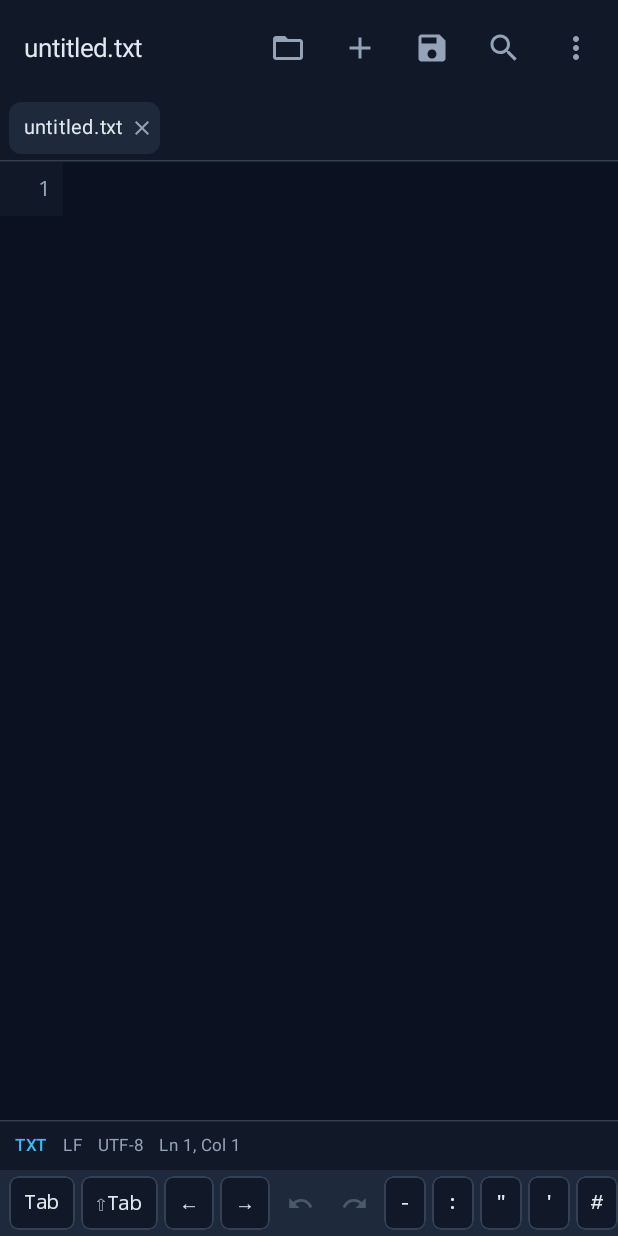
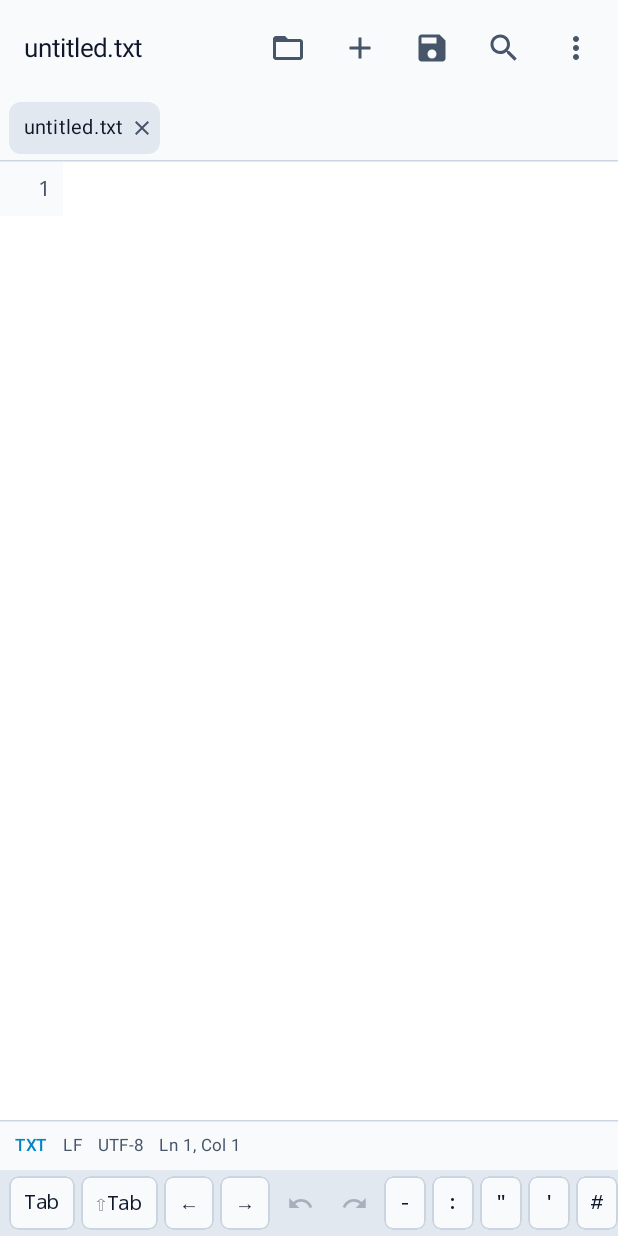
Before and after one commit to o0x1024/qedit, an Android app built with Jetpack Compose: the screen it shows after launch (MainActivity), after a tap on "Close tab", on a phone screen of 412 x 824 dp. Run offline under Robolectric (Android 15) with nearby library versions, the phone set to English and light mode, and no system bars; libraries missing offline, so code that uses them is left out: org.yaml.snakeyaml; 1 statement that could not run was skipped.

Commit message:
feat: follow system light/dark theme across UI and syntax highlighting

```diff
--- a/app/src/main/java/com/qedit/app/editor/SyntaxEngine.kt
+++ b/app/src/main/java/com/qedit/app/editor/SyntaxEngine.kt
@@ -17,29 +17,57 @@ import org.json.JSONObject
 import org.yaml.snakeyaml.Yaml
 import org.yaml.snakeyaml.error.MarkedYAMLException
 
+data class SyntaxColorScheme(
+    val comment: Color,
+    val key: Color,
+    val stringLiteral: Color,
+    val numberLiteral: Color,
+    val keyword: Color,
+    val punctuation: Color,
+    val heading: Color,
+    val searchHighlightBg: Color,
+    val activeSearchBg: Color
+)
+
 object SyntaxPalette {
-    val Comment = Color(0xFF64748B)
-    val Key = Color(0xFF38BDF8)
-    val StringLiteral = Color(0xFF4ADE80)
-    val NumberLiteral = Color(0xFFFBBF24)
-    val Keyword = Color(0xFFC084FC)
-    val Punctuation = Color(0xFF94A3B8)
-    val Heading = Color(0xFF38BDF8)
-    val SearchHighlightBg = Color(0x66F59E0B)
-    val ActiveSearchBg = Color(0xCCF59E0B)
+    val Dark = SyntaxColorScheme(
+        comment = Color(0xFF64748B),
+        key = Color(0xFF38BDF8),
+        stringLiteral = Color(0xFF4ADE80),
+        numberLiteral = Color(0xFFFBBF24),
+        keyword = Color(0xFFC084FC),
+        punctuation = Color(0xFF94A3B8),
+        heading = Color(0xFF38BDF8),
+        searchHighlightBg = Color(0x66F59E0B),
+        activeSearchBg = Color(0xCCF59E0B)
+    )
+
+    val Light = SyntaxColorScheme(
+        comment = Color(0xFF64748B),
+        key = Color(0xFF0369A1),
+        stringLiteral = Color(0xFF15803D),
+        numberLiteral = Color(0xFFB45309),
+        keyword = Color(0xFF7E22CE),
+        punctuation = Color(0xFF475569),
+        heading = Color(0xFF0369A1),
+        searchHighlightBg = Color(0x4DF59E0B),
+        activeSearchBg = Color(0x99F59E0B)
+    )
 }
 
 class EditorVisualTransformation(
     private val fileType: FileType,
     private val searchMatches: List<SearchMatch>,
-    private val activeMatchIndex: Int
+    private val activeMatchIndex: Int,
+    private val isDarkTheme: Boolean = true
 ) : VisualTransformation {
     override fun filter(text: AnnotatedString): TransformedText {
         val highlighted = SyntaxEngine.highlight(
             raw = text.text,
             fileType = fileType,
             searchMatches = searchMatches,
-            activeMatchIndex = activeMatchIndex
+            activeMatchIndex = activeMatchIndex,
+            colors = if (isDarkTheme) SyntaxPalette.Dark else SyntaxPalette.Light
         )
         return TransformedText(highlighted, OffsetMapping.Identity)
     }
@@ -63,17 +91,18 @@ object SyntaxEngine {
         raw: String,
         fileType: FileType,
         searchMatches: List<SearchMatch> = emptyList(),
-        activeMatchIndex: Int = -1
+        activeMatchIndex: Int = -1,
+        colors: SyntaxColorScheme = SyntaxPalette.Dark
     ): AnnotatedString {
         return buildAnnotatedString {
             append(raw)
             // Keep highlighting fast on large files by capping full-token styling above 200k chars.
             if (raw.length <= 200_000) {
                 when (fileType) {
-                    FileType.YAML -> highlightYaml(raw, this)
-                    FileType.JSON -> highlightJson(raw, this)
-                    FileType.MARKDOWN -> highlightMarkdown(raw, this)
-                    FileType.CONFIG -> highlightConfig(raw, this)
+                    FileType.YAML -> highlightYaml(raw, this, colors)
+                    FileType.JSON -> highlightJson(raw, this, colors)
+                    FileType.MARKDOWN -> highlightMarkdown(raw, this, colors)
+                    FileType.CONFIG -> highlightConfig(raw, this, colors)
                     FileType.PLAIN -> Unit
                 }
             }
@@ -82,9 +111,9 @@ object SyntaxEngine {
                     addStyle(
                         SpanStyle(
                             background = if (idx == activeMatchIndex) {
-                                SyntaxPalette.ActiveSearchBg
+                                colors.activeSearchBg
                             } else {
-                                SyntaxPalette.SearchHighlightBg
+                                colors.searchHighlightBg
                             }
                         ),
                         match.start,
@@ -95,19 +124,19 @@ object SyntaxEngine {
         }
     }
 
-    private fun highlightYaml(raw: String, builder: AnnotatedString.Builder) {
+    private fun highlightYaml(raw: String, builder: AnnotatedString.Builder, colors: SyntaxColorScheme) {
         var lineStart = 0
         while (lineStart <= raw.length) {
             val lineEnd = raw.indexOf('\n', lineStart).let { if (it == -1) raw.length else it }
             val line = raw.substring(lineStart, lineEnd)
 
             if (line == "---" || line == "...") {
-                builder.addStyle(SpanStyle(color = SyntaxPalette.Keyword, fontWeight = FontWeight.Bold), lineStart, lineEnd)
+                builder.addStyle(SpanStyle(color = colors.keyword, fontWeight = FontWeight.Bold), lineStart, lineEnd)
             } else {
                 yamlListDashRegex.find(line)?.let { match ->
                     val dashStart = lineStart + match.groups[2]!!.range.first
                     val dashEnd = lineStart + match.groups[2]!!.range.last + 1
-                    builder.addStyle(SpanStyle(color = SyntaxPalette.Punctuation, fontWeight = FontWeight.Bold), dashStart, dashEnd)
+                    builder.addStyle(SpanStyle(color = colors.punctuation, fontWeight = FontWeight.Bold), dashStart, dashEnd)
                 }
 
                 val commentMatch = yamlCommentRegex.find(line)
@@ -117,13 +146,13 @@ object SyntaxEngine {
                 yamlKeyRegex.find(codePart)?.let { match ->
                     val keyGroup = match.groups[2]!!
                     builder.addStyle(
-                        SpanStyle(color = SyntaxPalette.Key, fontWeight = FontWeight.Medium),
+                        SpanStyle(color = colors.key, fontWeight = FontWeight.Medium),
                         lineStart + keyGroup.range.first,
                         lineStart + keyGroup.range.last + 1
                     )
                     val colonGroup = match.groups[3]!!
                     builder.addStyle(
-                        SpanStyle(color = SyntaxPalette.Punctuation),
+                        SpanStyle(color = colors.punctuation),
                         lineStart + colonGroup.range.first,
                         lineStart + colonGroup.range.last + 1
                     )
@@ -131,7 +160,7 @@ object SyntaxEngine {
 
                 stringRegex.findAll(codePart).forEach { m ->
                     builder.addStyle(
-                        SpanStyle(color = SyntaxPalette.StringLiteral),
+                        SpanStyle(color = colors.stringLiteral),
                         lineStart + m.range.first,
                         lineStart + m.range.last + 1
                     )
@@ -139,7 +168,7 @@ object SyntaxEngine {
 
                 yamlKeywordRegex.findAll(codePart).forEach { m ->
                     builder.addStyle(
-                        SpanStyle(color = SyntaxPalette.Keyword),
+                        SpanStyle(color = colors.keyword),
                         lineStart + m.range.first,
                         lineStart + m.range.last + 1
                     )
@@ -147,7 +176,7 @@ object SyntaxEngine {
 
                 numberRegex.findAll(codePart).forEach { m ->
                     builder.addStyle(
-                        SpanStyle(color = SyntaxPalette.NumberLiteral),
+                        SpanStyle(color = colors.numberLiteral),
                         lineStart + m.range.first,
                         lineStart + m.range.last + 1
                     )
@@ -155,7 +184,7 @@ object SyntaxEngine {
 
                 commentMatch?.let { m ->
                     val cStart = lineStart + m.range.first
-                    builder.addStyle(SpanStyle(color = SyntaxPalette.Comment), cStart, lineEnd)
+                    builder.addStyle(SpanStyle(color = colors.comment), cStart, lineEnd)
                 }
             }
 
@@ -164,33 +193,33 @@ object SyntaxEngine {
         }
     }
 
-    private fun highlightJson(raw: String, builder: AnnotatedString.Builder) {
+    private fun highlightJson(raw: String, builder: AnnotatedString.Builder, colors: SyntaxColorScheme) {
         stringRegex.findAll(raw).forEach { m ->
-            builder.addStyle(SpanStyle(color = SyntaxPalette.StringLiteral), m.range.first, m.range.last + 1)
+            builder.addStyle(SpanStyle(color = colors.stringLiteral), m.range.first, m.range.last + 1)
         }
         jsonKeyRegex.findAll(raw).forEach { m ->
             builder.addStyle(
-                SpanStyle(color = SyntaxPalette.Key, fontWeight = FontWeight.Medium),
+                SpanStyle(color = colors.key, fontWeight = FontWeight.Medium),
                 m.range.first,
                 m.range.last + 1
             )
         }
         jsonKeywordRegex.findAll(raw).forEach { m ->
-            builder.addStyle(SpanStyle(color = SyntaxPalette.Keyword), m.range.first, m.range.last + 1)
+            builder.addStyle(SpanStyle(color = colors.keyword), m.range.first, m.range.last + 1)
         }
         numberRegex.findAll(raw).forEach { m ->
-            builder.addStyle(SpanStyle(color = SyntaxPalette.NumberLiteral), m.range.first, m.range.last + 1)
+            builder.addStyle(SpanStyle(color = colors.numberLiteral), m.range.first, m.range.last + 1)
         }
     }
 
-    private fun highlightMarkdown(raw: String, builder: AnnotatedString.Builder) {
+    private fun highlightMarkdown(raw: String, builder: AnnotatedString.Builder, colors: SyntaxColorScheme) {
         var lineStart = 0
         while (lineStart <= raw.length) {
             val lineEnd = raw.indexOf('\n', lineStart).let { if (it == -1) raw.length else it }
             val line = raw.substring(lineStart, lineEnd)
             if (mdHeadingRegex.matches(line)) {
                 builder.addStyle(
-                    SpanStyle(color = SyntaxPalette.Heading, fontWeight = FontWeight.Bold),
+                    SpanStyle(color = colors.heading, fontWeight = FontWeight.Bold),
                     lineStart,
                     lineEnd
                 )
@@ -200,17 +229,17 @@ object SyntaxEngine {
         }
     }
 
-    private fun highlightConfig(raw: String, builder: AnnotatedString.Builder) {
+    private fun highlightConfig(raw: String, builder: AnnotatedString.Builder, colors: SyntaxColorScheme) {
         var lineStart = 0
         while (lineStart <= raw.length) {
             val lineEnd = raw.indexOf('\n', lineStart).let { if (it == -1) raw.length else it }
             val line = raw.substring(lineStart, lineEnd)
             val trimmed = line.trimStart()
             if (trimmed.startsWith("#") || trimmed.startsWith(";")) {
-                builder.addStyle(SpanStyle(color = SyntaxPalette.Comment), lineStart, lineEnd)
+                builder.addStyle(SpanStyle(color = colors.comment), lineStart, lineEnd)
             } else if (iniSectionRegex.matches(line)) {
                 builder.addStyle(
-                    SpanStyle(color = SyntaxPalette.Keyword, fontWeight = FontWeight.Bold),
+                    SpanStyle(color = colors.keyword, fontWeight = FontWeight.Bold),
                     lineStart,
                     lineEnd
                 )
@@ -218,14 +247,14 @@ object SyntaxEngine {
                 iniKeyRegex.find(line)?.let { match ->
                     val k = match.groups[2]!!
                     builder.addStyle(
-                        SpanStyle(color = SyntaxPalette.Key),
+                        SpanStyle(color = colors.key),
                         lineStart + k.range.first,
                         lineStart + k.range.last + 1
                     )
                 }
                 stringRegex.findAll(line).forEach { m ->
                     builder.addStyle(
-                        SpanStyle(color = SyntaxPalette.StringLiteral),
+                        SpanStyle(color = colors.stringLiteral),
                         lineStart + m.range.first,
                         lineStart + m.range.last + 1
                     )
--- a/app/src/main/java/com/qedit/app/ui/EditorScreen.kt
+++ b/app/src/main/java/com/qedit/app/ui/EditorScreen.kt
@@ -3,6 +3,7 @@ package com.qedit.app.ui
 import android.net.Uri
 import androidx.compose.foundation.background
 import androidx.compose.foundation.horizontalScroll
+import androidx.compose.foundation.isSystemInDarkTheme
 import androidx.compose.foundation.layout.Box
 import androidx.compose.foundation.layout.Column
 import androidx.compose.foundation.layout.Row
@@ -201,15 +202,18 @@ fun EditorScreen(
             if (activeTab != null) {
                 val verticalScroll = rememberScrollState()
                 val horizontalScroll = rememberScrollState()
+                val isDark = isSystemInDarkTheme()
                 val visualTransformation = remember(
                     activeTab.fileType,
                     uiState.searchMatches,
-                    uiState.activeMatchIndex
+                    uiState.activeMatchIndex,
+                    isDark
                 ) {
                     EditorVisualTransformation(
                         fileType = activeTab.fileType,
                         searchMatches = uiState.searchMatches,
-                        activeMatchIndex = uiState.activeMatchIndex
+                        activeMatchIndex = uiState.activeMatchIndex,
+                        isDarkTheme = isDark
                     )
                 }
 
--- a/app/src/main/java/com/qedit/app/ui/components/EditorComponents.kt
+++ b/app/src/main/java/com/qedit/app/ui/components/EditorComponents.kt
@@ -5,6 +5,7 @@ import androidx.compose.foundation.background
 import androidx.compose.foundation.border
 import androidx.compose.foundation.clickable
 import androidx.compose.foundation.horizontalScroll
+import androidx.compose.foundation.isSystemInDarkTheme
 import androidx.compose.foundation.layout.Arrangement
 import androidx.compose.foundation.layout.Box
 import androidx.compose.foundation.layout.Column
@@ -281,6 +282,7 @@ fun StatusBar(
         }
 
         if (diagnostic != null) {
+            val validColor = if (isSystemInDarkTheme()) Color(0xFF4ADE80) else Color(0xFF15803D)
             Row(
                 modifier = Modifier
                     .clip(RoundedCornerShape(4.dp))
@@ -292,7 +294,7 @@ fun StatusBar(
                 Icon(
                     imageVector = if (diagnostic.isError) Icons.Default.Error else Icons.Default.CheckCircle,
                     contentDescription = null,
-                    tint = if (diagnostic.isError) MaterialTheme.colorScheme.error else Color(0xFF4ADE80),
+                    tint = if (diagnostic.isError) MaterialTheme.colorScheme.error else validColor,
                     modifier = Modifier.size(13.dp)
                 )
                 Text(
@@ -302,7 +304,7 @@ fun StatusBar(
                         diagnostic.message
                     },
                     fontSize = 11.sp,
-                    color = if (diagnostic.isError) MaterialTheme.colorScheme.error else Color(0xFF4ADE80),
+                    color = if (diagnostic.isError) MaterialTheme.colorScheme.error else validColor,
                     maxLines = 1,
                     overflow = TextOverflow.Ellipsis
                 )
--- a/app/src/main/java/com/qedit/app/ui/theme/QEditTheme.kt
+++ b/app/src/main/java/com/qedit/app/ui/theme/QEditTheme.kt
@@ -1,7 +1,9 @@
 package com.qedit.app.ui.theme
 
+import androidx.compose.foundation.isSystemInDarkTheme
 import androidx.compose.material3.MaterialTheme
 import androidx.compose.material3.darkColorScheme
+import androidx.compose.material3.lightColorScheme
 import androidx.compose.runtime.Composable
 import androidx.compose.ui.graphics.Color
 
@@ -19,10 +21,27 @@ private val QEditDarkColorScheme = darkColorScheme(
     error = Color(0xFFF87171)
 )
 
+private val QEditLightColorScheme = lightColorScheme(
+    primary = Color(0xFF0284C7),
+    onPrimary = Color(0xFFFFFFFF),
+    secondary = Color(0xFF4F46E5),
+    background = Color(0xFFFFFFFF),
+    onBackground = Color(0xFF0F172A),
+    surface = Color(0xFFF8FAFC),
+    onSurface = Color(0xFF0F172A),
+    surfaceVariant = Color(0xFFE2E8F0),
+    onSurfaceVariant = Color(0xFF475569),
+    outline = Color(0xFFCBD5E1),
+    error = Color(0xFFDC2626)
+)
+
 @Composable
-fun QEditTheme(content: @Composable () -> Unit) {
+fun QEditTheme(
+    darkTheme: Boolean = isSystemInDarkTheme(),
+    content: @Composable () -> Unit
+) {
     MaterialTheme(
-        colorScheme = QEditDarkColorScheme,
+        colorScheme = if (darkTheme) QEditDarkColorScheme else QEditLightColorScheme,
         content = content
     )
 }
--- /dev/null
+++ b/app/src/main/res/values-night/themes.xml
@@ -0,0 +1,3 @@
+<resources>
+    <style name="Theme.QEdit" parent="android:Theme.Material.NoActionBar" />
+</resources>
--- a/app/src/main/res/values/themes.xml
+++ b/app/src/main/res/values/themes.xml
@@ -1,3 +1,3 @@
 <resources>
-    <style name="Theme.QEdit" parent="android:Theme.Material.NoActionBar" />
+    <style name="Theme.QEdit" parent="android:Theme.Material.Light.NoActionBar" />
 </resources>
```
